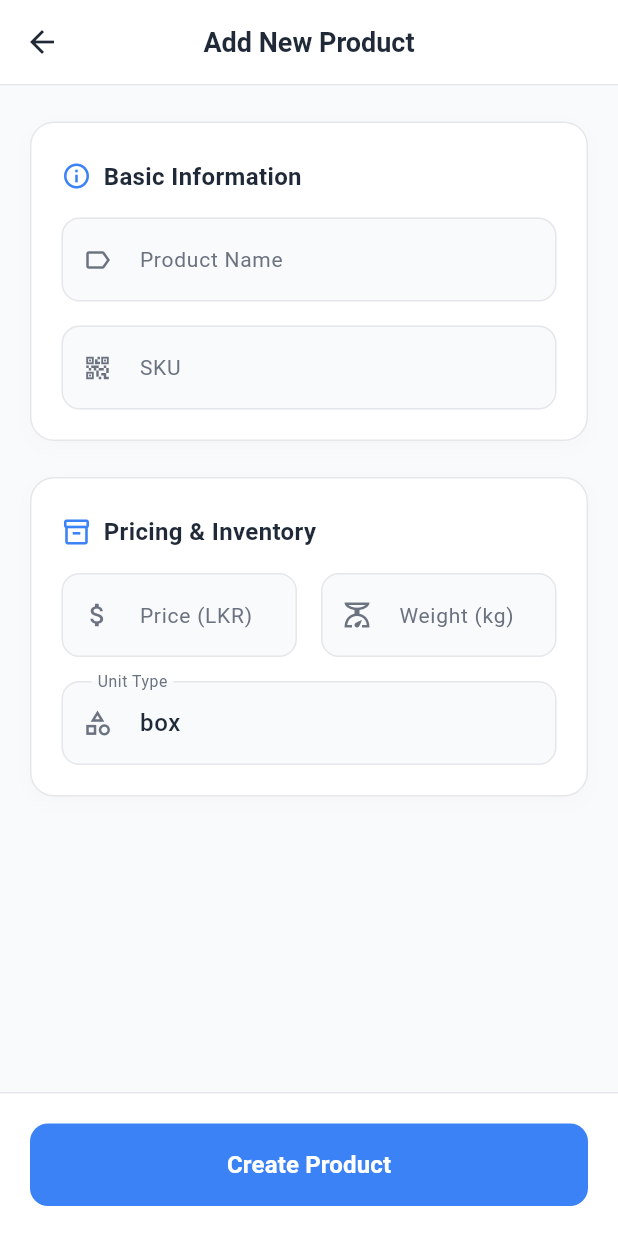
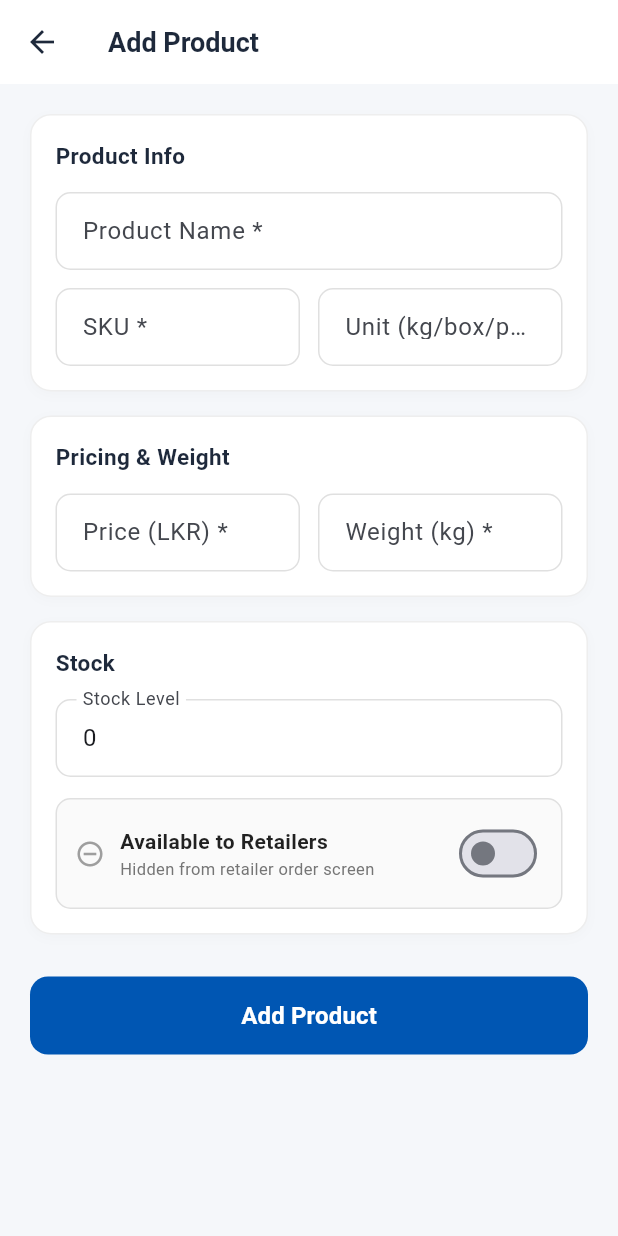
Before and after one commit to Dulminie-Liyanage/Ns-Nexus, a Flutter app: the ProductFormScreen screen opened directly, on a phone screen of 412 x 824 dp. Run offline on Flutter 3.47's test engine with Material 3 defaults, Android fonts, the phone set to English and light mode, and no system bars; our stand-ins replace csv, fl_chart, geolocator, shared_preferences, signature, web; missing offline and left inert: dart:js_interop; accounts and stored records are empty.

Commit message:
feat: Inventory Management for Warehouse manager

```diff
--- a/mobile_app/lib/screens/product_form_screen.dart
+++ b/mobile_app/lib/screens/product_form_screen.dart
@@ -1,8 +1,9 @@
 import 'package:flutter/material.dart';
+import 'package:flutter/services.dart';
 import '../services/inventory_service.dart';
 
 class ProductFormScreen extends StatefulWidget {
-  final Map<String, dynamic>? product; // null = Add mode, non-null = Edit mode
+  final Map<String, dynamic>? product; // null = create, non-null = edit
   const ProductFormScreen({super.key, this.product});
 
   @override
@@ -10,375 +11,365 @@ class ProductFormScreen extends StatefulWidget {
 }
 
 class _ProductFormScreenState extends State<ProductFormScreen> {
-  final InventoryService _inventoryService = InventoryService();
   final _formKey = GlobalKey<FormState>();
+  final _svc = InventoryService();
 
-  late TextEditingController _nameController;
-  late TextEditingController _skuController;
-  late TextEditingController _priceController;
-  late TextEditingController _weightController;
-  late TextEditingController _unitController;
+  late final TextEditingController _name;
+  late final TextEditingController _sku;
+  late final TextEditingController _unit;
+  late final TextEditingController _price;
+  late final TextEditingController _weight;
+  late final TextEditingController _stock;
+  bool _isAvailable = true;
+  bool _loading = false;
 
-  bool _isSubmitting = false;
-  bool get _isEditMode => widget.product != null;
-
-  // Custom Colors
-  final Color primaryBlue = const Color(0xFF3B82F6);
-  final Color textDark = const Color(0xFF1F2937);
-  final Color textLight = const Color(0xFF6B7280);
-  final Color borderLight = const Color(0xFFE5E7EB);
-  final Color bgLight = const Color(0xFFF9FAFB);
+  bool get _isEdit => widget.product != null;
 
   @override
   void initState() {
     super.initState();
     final p = widget.product;
-    _nameController = TextEditingController(
-      text: p?['ProductName']?.toString() ?? '',
+    _name = TextEditingController(text: p?['ProductName']?.toString() ?? '');
+    _sku = TextEditingController(text: p?['SKU']?.toString() ?? '');
+    _unit = TextEditingController(text: p?['Unit']?.toString() ?? '');
+    _price = TextEditingController(text: p?['Price']?.toString() ?? '');
+    _weight = TextEditingController(text: p?['Weight']?.toString() ?? '');
+    // Handle null StockLevel gracefully
+    final stock = p?['StockLevel'];
+    _stock = TextEditingController(
+      text: stock != null ? stock.toString() : '0',
     );
-    _skuController = TextEditingController(text: p?['SKU']?.toString() ?? '');
-    _priceController = TextEditingController(
-      text: p?['Price']?.toString() ?? '',
-    );
-    _weightController = TextEditingController(
-      text: (p?['Weight'] ?? p?['weight'] ?? '').toString(),
-    );
-    _unitController = TextEditingController(
-      text: p?['Unit']?.toString() ?? 'box',
-    );
+    _isAvailable = (p?['IsAvailable'] == 1 || p?['IsAvailable'] == true);
   }
 
   @override
   void dispose() {
-    _nameController.dispose();
-    _skuController.dispose();
-    _priceController.dispose();
-    _weightController.dispose();
-    _unitController.dispose();
+    _name.dispose();
+    _sku.dispose();
+    _unit.dispose();
+    _price.dispose();
+    _weight.dispose();
+    _stock.dispose();
     super.dispose();
   }
 
-  Future<void> _submitForm() async {
+  Future<void> _submit() async {
     if (!_formKey.currentState!.validate()) return;
-
-    setState(() => _isSubmitting = true);
-
-    // Use replaceAll(',', '.') to handle locale specific decimal formats
-    final priceStr = _priceController.text.trim().replaceAll(',', '.');
-    final weightStr = _weightController.text.trim().replaceAll(',', '.');
-
-    final data = {
-      'ProductName': _nameController.text.trim(),
-      'SKU': _skuController.text.trim(),
-      'Price': double.tryParse(priceStr) ?? 0.0,
-      'Weight': double.tryParse(weightStr) ?? 0.0,
-      'Unit': _unitController.text.trim(),
-    };
-
+    setState(() => _loading = true);
     try {
-      if (_isEditMode) {
-        final productId =
-            widget.product!['ProductID'] ??
-            widget.product!['productId'] ??
-            widget.product!['id'];
-        await _inventoryService.updateProduct(productId, data);
+      if (_isEdit) {
+        await _svc.updateProduct(
+          productId: widget.product!['ProductID'],
+          productName: _name.text.trim(),
+          sku: _sku.text.trim(),
+          unit: _unit.text.trim(),
+          price: double.tryParse(_price.text) ?? 0,
+          weight: double.tryParse(_weight.text) ?? 0,
+          stockLevel: int.tryParse(_stock.text) ?? 0,
+          isAvailable: _isAvailable ? 1 : 0,
+        );
       } else {
-        await _inventoryService.createProduct(data);
+        await _svc.createProduct(
+          productName: _name.text.trim(),
+          sku: _sku.text.trim(),
+          unit: _unit.text.trim(),
+          price: double.tryParse(_price.text) ?? 0,
+          weight: double.tryParse(_weight.text) ?? 0,
+          stockLevel: int.tryParse(_stock.text) ?? 0,
+        );
       }
-
-      if (!mounted) return;
+      if (mounted) Navigator.pop(context, true);
+    } catch (e) {
+      if (mounted)
         ScaffoldMessenger.of(context).showSnackBar(
           SnackBar(
-          content: Text(
-            _isEditMode
-                ? 'Product updated successfully'
-                : 'Product created successfully',
-          ),
-          backgroundColor: const Color(0xFF059669),
-        ),
-      );
-      Navigator.pop(context, true);
-    } catch (e) {
-      if (!mounted) return;
-      String errorMsg = e.toString().replaceFirst('Exception: ', '');
-
-      ScaffoldMessenger.of(context).showSnackBar(
-        SnackBar(
-          content: Text('Error: $errorMsg'),
-          backgroundColor: const Color(0xFFDC2626),
-          duration: const Duration(seconds: 4),
+            content: Text(e.toString().replaceFirst('Exception: ', '')),
+            backgroundColor: Colors.red.shade700,
+            behavior: SnackBarBehavior.floating,
           ),
         );
     } finally {
-      if (mounted) setState(() => _isSubmitting = false);
+      if (mounted) setState(() => _loading = false);
     }
-  }
-
-  InputDecoration _customInputDecoration(String label, IconData icon) {
-    return InputDecoration(
-      labelText: label,
-      labelStyle: TextStyle(color: textLight, fontSize: 14),
-      prefixIcon: Icon(icon, color: textLight, size: 20),
-      filled: true,
-      fillColor: const Color(0xFFF9FAFB),
-      contentPadding: const EdgeInsets.symmetric(vertical: 16, horizontal: 20),
-      enabledBorder: OutlineInputBorder(
-        borderRadius: BorderRadius.circular(12),
-        borderSide: BorderSide(color: borderLight),
-      ),
-      focusedBorder: OutlineInputBorder(
-        borderRadius: BorderRadius.circular(12),
-        borderSide: BorderSide(color: primaryBlue, width: 2),
-      ),
-      errorBorder: OutlineInputBorder(
-        borderRadius: BorderRadius.circular(12),
-        borderSide: const BorderSide(color: Color(0xFFDC2626)),
-      ),
-      focusedErrorBorder: OutlineInputBorder(
-        borderRadius: BorderRadius.circular(12),
-        borderSide: const BorderSide(color: Color(0xFFDC2626), width: 2),
-      ),
-    );
-  }
-
-  Widget _buildSectionHeader(String title, IconData icon) {
-    return Padding(
-      padding: const EdgeInsets.only(bottom: 16, top: 4),
-      child: Row(
-        children: [
-          Icon(icon, size: 20, color: primaryBlue),
-          const SizedBox(width: 8),
-          Text(
-            title,
-            style: TextStyle(
-              fontSize: 16,
-              fontWeight: FontWeight.bold,
-              color: textDark,
-            ),
-          ),
-        ],
-      ),
-    );
   }
 
   @override
   Widget build(BuildContext context) {
     return Scaffold(
-      backgroundColor: bgLight,
+      backgroundColor: const Color(0xFFF5F7FA),
       appBar: AppBar(
+        backgroundColor: Colors.white,
+        elevation: 0,
         title: Text(
-          _isEditMode ? 'Edit Product' : 'Add New Product',
-          style: TextStyle(
-            color: textDark,
-            fontWeight: FontWeight.w600,
+          _isEdit ? 'Edit Product' : 'Add Product',
+          style: const TextStyle(
+            color: Color(0xFF1E293B),
+            fontWeight: FontWeight.w700,
             fontSize: 18,
           ),
         ),
-        backgroundColor: Colors.white,
-        elevation: 0,
-        iconTheme: IconThemeData(color: textDark),
-        centerTitle: true,
-        bottom: PreferredSize(
-          preferredSize: const Size.fromHeight(1),
-          child: Container(color: borderLight, height: 1),
+        iconTheme: const IconThemeData(color: Color(0xFF1E293B)),
       ),
-      ),
-      body: SafeArea(
-        child: Column(
-          children: [
-            Expanded(
-              child: SingleChildScrollView(
-                padding: const EdgeInsets.symmetric(
-                  horizontal: 20,
-                  vertical: 24,
-                ),
+      body: SingleChildScrollView(
+        padding: const EdgeInsets.all(20),
         child: Form(
           key: _formKey,
           child: Column(
-                    crossAxisAlignment: CrossAxisAlignment.stretch,
+            crossAxisAlignment: CrossAxisAlignment.start,
             children: [
-                      // Basic Info Section
-                      Container(
-                        padding: const EdgeInsets.all(20),
-                        decoration: BoxDecoration(
-                          color: Colors.white,
-                          borderRadius: BorderRadius.circular(16),
-                          border: Border.all(color: borderLight),
-                          boxShadow: [
-                            BoxShadow(
-                              color: Colors.black.withOpacity(0.015),
-                              blurRadius: 10,
-                              offset: const Offset(0, 4),
+              _card(
+                children: [
+                  const _SectionTitle('Product Info'),
+                  _field(
+                    _name,
+                    'Product Name *',
+                    validator: (v) => v!.trim().isEmpty ? 'Required' : null,
+                  ),
+                  const SizedBox(height: 12),
+                  Row(
+                    children: [
+                      Expanded(
+                        child: _field(
+                          _sku,
+                          'SKU *',
+                          validator: (v) =>
+                              v!.trim().isEmpty ? 'Required' : null,
+                        ),
+                      ),
+                      const SizedBox(width: 12),
+                      Expanded(
+                        child: _field(
+                          _unit,
+                          'Unit (kg/box/pack)',
+                          validator: (v) =>
+                              v!.trim().isEmpty ? 'Required' : null,
+                        ),
                       ),
                     ],
                   ),
+                ],
+              ),
+              const SizedBox(height: 16),
+
+              _card(
+                children: [
+                  const _SectionTitle('Pricing & Weight'),
+                  Row(
+                    children: [
+                      Expanded(
+                        child: _field(
+                          _price,
+                          'Price (LKR) *',
+                          keyboard: TextInputType.number,
+                          formatters: [
+                            FilteringTextInputFormatter.allow(
+                              RegExp(r'[0-9.]'),
+                            ),
+                          ],
+                          validator: (v) {
+                            if (v!.trim().isEmpty) return 'Required';
+                            if (double.tryParse(v) == null) return 'Invalid';
+                            return null;
+                          },
+                        ),
+                      ),
+                      const SizedBox(width: 12),
+                      Expanded(
+                        child: _field(
+                          _weight,
+                          'Weight (kg) *',
+                          keyboard: TextInputType.number,
+                          formatters: [
+                            FilteringTextInputFormatter.allow(
+                              RegExp(r'[0-9.]'),
+                            ),
+                          ],
+                          validator: (v) {
+                            if (v!.trim().isEmpty) return 'Required';
+                            if (double.tryParse(v) == null) return 'Invalid';
+                            return null;
+                          },
+                        ),
+                      ),
+                    ],
+                  ),
+                ],
+              ),
+              const SizedBox(height: 16),
+
+              _card(
+                children: [
+                  const _SectionTitle('Stock'),
+                  _field(
+                    _stock,
+                    'Stock Level',
+                    keyboard: TextInputType.number,
+                    formatters: [FilteringTextInputFormatter.digitsOnly],
+                  ),
+                  const SizedBox(height: 14),
+                  Container(
+                    padding: const EdgeInsets.all(12),
+                    decoration: BoxDecoration(
+                      color: _isAvailable
+                          ? Colors.green.shade50
+                          : Colors.grey.shade50,
+                      borderRadius: BorderRadius.circular(10),
+                      border: Border.all(
+                        color: _isAvailable
+                            ? Colors.green.shade200
+                            : Colors.grey.shade300,
+                      ),
+                    ),
+                    child: Row(
+                      children: [
+                        Icon(
+                          _isAvailable
+                              ? Icons.check_circle_outline
+                              : Icons.remove_circle_outline,
+                          color: _isAvailable
+                              ? Colors.green.shade600
+                              : Colors.grey,
+                          size: 20,
+                        ),
+                        const SizedBox(width: 10),
+                        Expanded(
                           child: Column(
                             crossAxisAlignment: CrossAxisAlignment.start,
                             children: [
-                            _buildSectionHeader(
-                              'Basic Information',
-                              Icons.info_outline,
+                              Text(
+                                'Available to Retailers',
+                                style: TextStyle(
+                                  fontWeight: FontWeight.w600,
+                                  fontSize: 14,
+                                  color: _isAvailable
+                                      ? Colors.green.shade800
+                                      : Colors.black87,
                                 ),
-                            TextFormField(
-                              controller: _nameController,
+                              ),
+                              Text(
+                                _isAvailable
+                                    ? 'Visible in retailer order screen'
+                                    : 'Hidden from retailer order screen',
                                 style: TextStyle(
-                                color: textDark,
-                                fontWeight: FontWeight.w500,
+                                  fontSize: 11,
+                                  color: Colors.grey.shade600,
                                 ),
-                              decoration: _customInputDecoration(
-                                'Product Name',
-                                Icons.label_outline,
-                              ),
-                              validator: (v) => (v == null || v.trim().isEmpty)
-                                  ? 'Required'
-                                  : null,
-                            ),
-                            const SizedBox(height: 16),
-                            TextFormField(
-                              controller: _skuController,
-                              style: TextStyle(
-                                color: textDark,
-                                fontWeight: FontWeight.w500,
-                              ),
-                              decoration: _customInputDecoration(
-                                'SKU',
-                                Icons.qr_code_2,
-                              ),
-                              validator: (v) => (v == null || v.trim().isEmpty)
-                                  ? 'Required'
-                                  : null,
                               ),
                             ],
                           ),
                         ),
-
-                      const SizedBox(height: 24),
-
-                      // Pricing & Inventory Section
-                      Container(
-                        padding: const EdgeInsets.all(20),
-                        decoration: BoxDecoration(
-                          color: Colors.white,
-                          borderRadius: BorderRadius.circular(16),
-                          border: Border.all(color: borderLight),
-                          boxShadow: [
-                            BoxShadow(
-                              color: Colors.black.withOpacity(0.015),
-                              blurRadius: 10,
-                              offset: const Offset(0, 4),
-                            ),
-                          ],
-                        ),
-                        child: Column(
-                          crossAxisAlignment: CrossAxisAlignment.start,
-                          children: [
-                            _buildSectionHeader(
-                              'Pricing & Inventory',
-                              Icons.inventory_2_outlined,
-                            ),
-                            Row(
-                              children: [
-                                Expanded(
-                                  child: TextFormField(
-                                    controller: _priceController,
-                                    style: TextStyle(
-                                      color: textDark,
-                                      fontWeight: FontWeight.w500,
-                                    ),
-                                    keyboardType: TextInputType.number,
-                                    decoration: _customInputDecoration(
-                                      'Price (LKR)',
-                                      Icons.attach_money,
-                                    ),
-                                    validator: (v) =>
-                                        (v == null || v.trim().isEmpty)
-                                        ? 'Required'
-                                        : null,
-                                  ),
-                                ),
-                                const SizedBox(width: 16),
-                                Expanded(
-                                  child: TextFormField(
-                                    controller: _weightController,
-                                    style: TextStyle(
-                                      color: textDark,
-                                      fontWeight: FontWeight.w500,
-                                    ),
-                                    keyboardType: TextInputType.number,
-                                    decoration: _customInputDecoration(
-                                      'Weight (kg)',
-                                      Icons.scale_outlined,
-                                    ),
-                                  ),
-                                ),
-                              ],
-                            ),
-                            const SizedBox(height: 16),
-                            TextFormField(
-                              controller: _unitController,
-                              style: TextStyle(
-                                color: textDark,
-                                fontWeight: FontWeight.w500,
-                              ),
-                              decoration: _customInputDecoration(
-                                'Unit Type',
-                                Icons.category_outlined,
-                              ),
+                        Switch(
+                          value: _isAvailable,
+                          activeColor: Colors.green.shade600,
+                          onChanged: (v) => setState(() => _isAvailable = v),
                         ),
                       ],
                     ),
                   ),
                 ],
               ),
-                ),
-              ),
-            ),
+              const SizedBox(height: 28),
 
-            // Bottom Save Bar
-            Container(
-              padding: const EdgeInsets.all(20),
-              decoration: BoxDecoration(
-                color: Colors.white,
-                border: Border(top: BorderSide(color: borderLight)),
-              ),
-              child: SafeArea(
-                top: false,
-                child: SizedBox(
+              SizedBox(
                 width: double.infinity,
+                height: 52,
                 child: ElevatedButton(
-                    onPressed: _isSubmitting ? null : _submitForm,
+                  onPressed: _loading ? null : _submit,
                   style: ElevatedButton.styleFrom(
-                      backgroundColor: primaryBlue,
+                    backgroundColor: const Color(0xFF0056B3),
                     foregroundColor: Colors.white,
-                      padding: const EdgeInsets.symmetric(vertical: 16),
-                      elevation: 0,
                     shape: RoundedRectangleBorder(
                       borderRadius: BorderRadius.circular(12),
                     ),
+                    elevation: 0,
                   ),
-                    child: _isSubmitting
+                  child: _loading
                       ? const SizedBox(
-                            width: 24,
-                            height: 24,
+                          width: 22,
+                          height: 22,
                           child: CircularProgressIndicator(
                             color: Colors.white,
                             strokeWidth: 2.5,
                           ),
                         )
                       : Text(
-                            _isEditMode ? 'Save Changes' : 'Create Product',
+                          _isEdit ? 'Save Changes' : 'Add Product',
                           style: const TextStyle(
                             fontSize: 16,
-                              fontWeight: FontWeight.bold,
+                            fontWeight: FontWeight.w700,
                           ),
                         ),
                 ),
               ),
+              const SizedBox(height: 24),
+            ],
           ),
         ),
+      ),
+    );
+  }
+
+  Widget _card({required List<Widget> children}) => Container(
+    padding: const EdgeInsets.all(16),
+    decoration: BoxDecoration(
+      color: Colors.white,
+      borderRadius: BorderRadius.circular(14),
+      border: Border.all(color: Colors.grey.shade200),
+      boxShadow: [
+        BoxShadow(
+          color: Colors.black.withAlpha(5),
+          blurRadius: 6,
+          offset: const Offset(0, 2),
+        ),
       ],
+    ),
+    child: Column(
+      crossAxisAlignment: CrossAxisAlignment.start,
+      children: children,
+    ),
+  );
+
+  Widget _field(
+    TextEditingController ctrl,
+    String label, {
+    TextInputType keyboard = TextInputType.text,
+    List<TextInputFormatter>? formatters,
+    String? Function(String?)? validator,
+  }) {
+    return TextFormField(
+      controller: ctrl,
+      keyboardType: keyboard,
+      inputFormatters: formatters,
+      validator: validator,
+      decoration: InputDecoration(
+        labelText: label,
+        border: OutlineInputBorder(borderRadius: BorderRadius.circular(10)),
+        enabledBorder: OutlineInputBorder(
+          borderRadius: BorderRadius.circular(10),
+          borderSide: BorderSide(color: Colors.grey.shade300),
+        ),
+        contentPadding: const EdgeInsets.symmetric(
+          horizontal: 14,
+          vertical: 14,
         ),
       ),
     );
   }
 }
+
+class _SectionTitle extends StatelessWidget {
+  final String text;
+  const _SectionTitle(this.text);
+  @override
+  Widget build(BuildContext context) => Padding(
+    padding: const EdgeInsets.only(bottom: 14),
+    child: Text(
+      text,
+      style: const TextStyle(
+        fontSize: 15,
+        fontWeight: FontWeight.w700,
+        color: Color(0xFF1E293B),
+      ),
+    ),
+  );
+}
```
Also changed, not shown: mobile_app/lib/services/inventory_service.dart (+100 -60 lines). Lines whose indentation alone changed are shown as unchanged.
